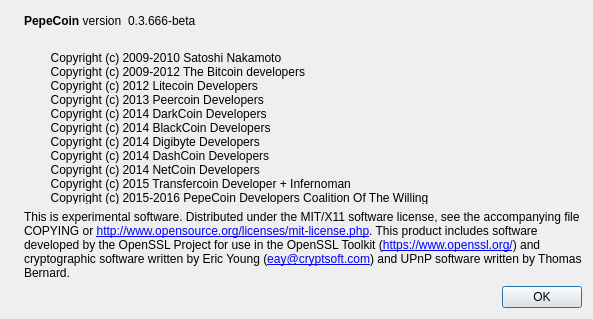
Before: the Qt Designer form src/qt/forms/aboutdialog.ui in projectmemetic/pepecoin, drawn with Qt 5.
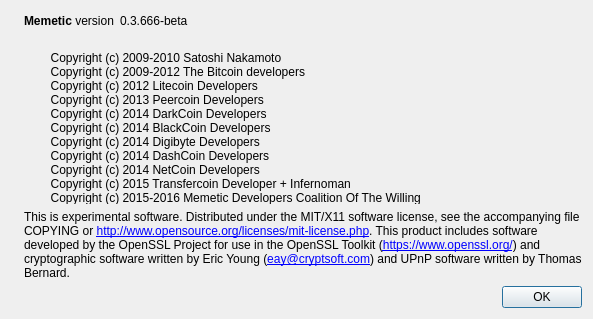
After: the same form once the commit is applied. Icons and pictures are not drawn.

Commit message: Rebrand Pepecoin to Memetic

What changed in the file:
```diff
--- a/src/qt/forms/aboutdialog.ui
+++ b/src/qt/forms/aboutdialog.ui
@@ -50,7 +50,7 @@
           <cursorShape>IBeamCursor</cursorShape>
          </property>
          <property name="text">
-          <string>&lt;b&gt;PepeCoin&lt;/b&gt; version</string>
+          <string>&lt;b&gt;Memetic&lt;/b&gt; version</string>
          </property>
          <property name="textInteractionFlags">
           <set>Qt::LinksAccessibleByMouse|Qt::TextSelectableByKeyboard|Qt::TextSelectableByMouse</set>
@@ -102,7 +102,7 @@
         Copyright (c) 2014 DashCoin Developers
         Copyright (c) 2014 NetCoin Developers
         Copyright (c) 2015 Transfercoin Developer + Infernoman
-        Copyright (c) 2015-2016 PepeCoin Developers Coalition Of The Willing
+        Copyright (c) 2015-2016 Memetic Developers Coalition Of The Willing
 </string>
        </property>
        <property name="textInteractionFlags">
```
Left out of the diff: 2 changed lines with no effect on the pictures. The commit also changes 207 other files.
